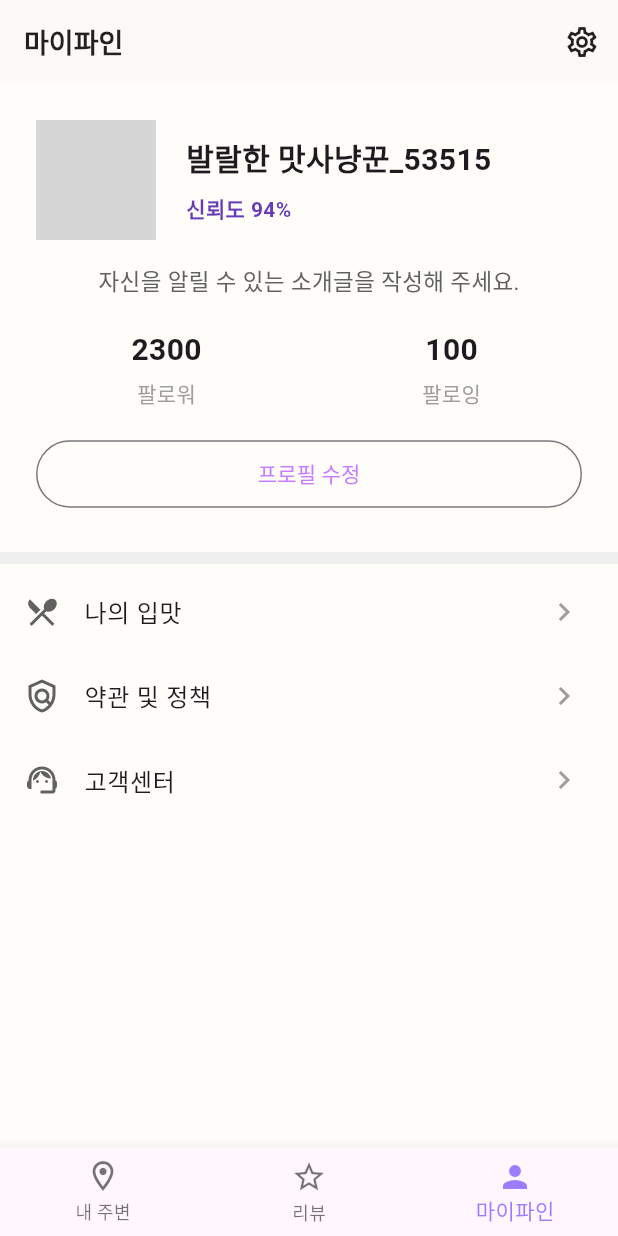
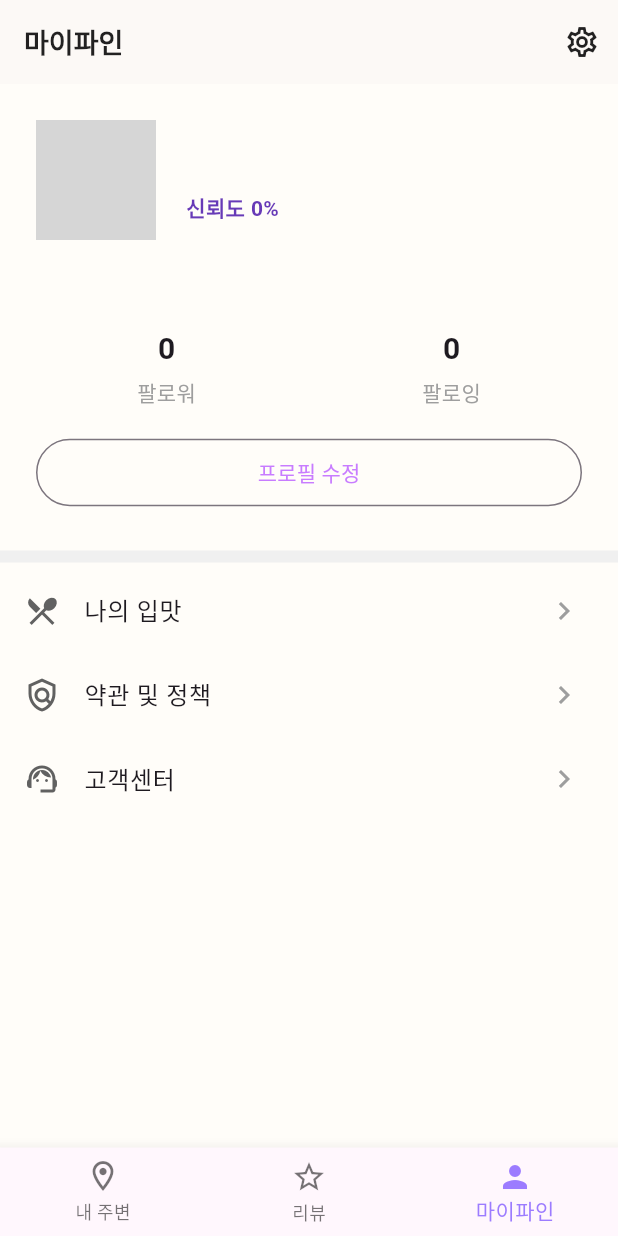
Before and after one commit to DongBaBaDa/needsfine_app, a Flutter app: the screen it shows once a user with an empty profile is signed in, item 3 of the bottom bar chosen, on a phone screen of 412 x 824 dp. Run offline on Flutter 3.47's test engine with Material 3 defaults, Android fonts, the phone set to English and light mode, and no system bars; our stand-ins replace carousel_slider, geolocator, image_picker, permission_handler, scrollable_positioned_list, shared_preferences and 1 more; missing offline and left inert: flutter_naver_map, unorm_dart; accounts and stored records are empty; network calls fail; Roboto replaces fonts that are missing (NotoSansKR); statements that could not run were skipped; grey boxes are pictures that could not be loaded.

Commit message:
2025년 12월31일 01시 02분 니즈파인 운영자 아이디 구현완료 but 리뷰 서버?

```diff
--- a/lib/screens/profile_edit_screen.dart
+++ b/lib/screens/profile_edit_screen.dart
@@ -53,7 +53,8 @@ class _ProfileEditScreenState extends State<ProfileEditScreen> {
 
     _nicknameController = TextEditingController(text: _updatedProfile.nickname);
 
-    // [수정] 자기소개란에 실제 텍스트가 들어가지 않도록 처리
+    // [수정] 자기소개란에 힌트 문구가 실제 텍스트로 채워지지 않도록 빈값 처리
+    // DB에서 불러온 값이 힌트 문구와 동일하다면 사용자에게는 빈 칸으로 보여줍니다.
     _introController = TextEditingController(
         text: (_updatedProfile.introduction == '자신을 알릴 수 있는 소개글을 작성해 주세요.')
             ? ""
@@ -78,7 +79,7 @@ class _ProfileEditScreenState extends State<ProfileEditScreen> {
     }
   }
 
-  // DB에서 관리자 권한 확인
+  // DB에서 관리자 권한(is_admin) 확인
   Future<void> _fetchAdminStatus() async {
     final userId = _supabase.auth.currentUser?.id;
     if (userId == null) return;
@@ -106,7 +107,7 @@ class _ProfileEditScreenState extends State<ProfileEditScreen> {
     final nickname = _nicknameController.text.trim();
     if (nickname.isEmpty) return;
 
-    // [수정] 운영자가 아닌데 '니즈파인' 포함 시 사용 불가 처리
+    // [수정] 운영자 권한이 없는데 '니즈파인' 포함 시 사용 불가 처리 및 문구 수정
     if (nickname.contains('니즈파인') && !_isAdminInDB) {
       ScaffoldMessenger.of(context).showSnackBar(
         const SnackBar(content: Text("해당 닉네임은 사용할 수 없습니다.")),
@@ -181,7 +182,7 @@ class _ProfileEditScreenState extends State<ProfileEditScreen> {
         newImageUrl = await _uploadProfileImage();
       }
 
-      // [핵심] upsert를 사용하여 데이터가 없으면 생성, 있으면 수정
+      // [핵심] upsert를 사용하여 데이터가 없으면 새로 생성, 있으면 수정
       await _supabase.from('profiles').upsert({
         'id': userId,
         'email': email,
@@ -189,6 +190,7 @@ class _ProfileEditScreenState extends State<ProfileEditScreen> {
         'introduction': _introController.text.trim(),
         'activity_zone': '$_selectedSido $_selectedSigungu',
         if (newImageUrl != null) 'profile_image_url': newImageUrl,
+        // 관리자 권한은 DB 대시보드에서 직접 수정하는 것이 안전하므로 여기서 업데이트하지 않음
       });
 
       if (mounted) {
@@ -307,7 +309,7 @@ class _ProfileEditScreenState extends State<ProfileEditScreen> {
             maxLength: 35,
             maxLines: 3,
             decoration: const InputDecoration(
-              hintText: '자신을 알릴 수 있는 소개글을 작성해 주세요.', // [수정] 힌트로만 존재하도록 설정
+              hintText: '자신을 알릴 수 있는 소개글을 작성해 주세요.', // [유지] 힌트로만 존재
               border: OutlineInputBorder(),
             ),
           ),
--- a/lib/screens/user_mypage_screen.dart
+++ b/lib/screens/user_mypage_screen.dart
@@ -1,4 +1,5 @@
 import 'package:flutter/material.dart';
+import 'package:supabase_flutter/supabase_flutter.dart'; // [추가]
 import '../models/user_model.dart';
 import 'profile_edit_screen.dart';
 import 'info_edit_screen.dart';
@@ -13,34 +14,63 @@ class UserMyPageScreen extends StatefulWidget {
 }
 
 class _UserMyPageScreenState extends State<UserMyPageScreen> {
-  late UserProfile _userProfile;
+  final _supabase = Supabase.instance.client; // [추가]
+  UserProfile? _userProfile; // [수정] 초기값 null로 설정
+  bool _isLoading = true; // [추가] 로딩 상태
 
   @override
   void initState() {
     super.initState();
-    _userProfile = UserProfile(
-      nickname: "발랄한 맛사냥꾼_53515",
-      introduction: "자신을 알릴 수 있는 소개글을 작성해 주세요.",
-      activityZone: "활동 지역을 자유롭게 입력해주세요.",
-      reliability: 94,
-      followerCount: 2300,
-      followingCount: 100,
-    );
+    _fetchUserProfile(); // [추가] 시작 시 서버 데이터 로드
+  }
+
+  // [추가] 서버에서 프로필 정보를 가져오는 함수
+  Future<void> _fetchUserProfile() async {
+    setState(() => _isLoading = true);
+    final userId = _supabase.auth.currentUser?.id;
+    if (userId == null) return;
+
+    try {
+      final data = await _supabase
+          .from('profiles')
+          .select()
+          .eq('id', userId)
+          .maybeSingle();
+
+      if (data != null && mounted) {
+        setState(() {
+          _userProfile = UserProfile(
+            nickname: data['nickname'] ?? "이름 없음",
+            introduction: data['introduction'] ?? "자신을 알릴 수 있는 소개글을 작성해 주세요.",
+            activityZone: data['activity_zone'] ?? "활동 지역 미설정",
+            profileImageUrl: data['profile_image_url'] ?? "",
+            reliability: data['reliability'] ?? 0,
+            followerCount: data['follower_count'] ?? 0,
+            followingCount: data['following_count'] ?? 0,
+            // isAdmin 등 필요한 필드 추가 가능
+          );
+        });
+      }
+    } catch (e) {
+      debugPrint("프로필 로드 에러: $e");
+    } finally {
+      if (mounted) setState(() => _isLoading = false);
+    }
   }
 
   Future<void> _navigateAndEditProfile() async {
-    final updatedProfile = await Navigator.push(
+    if (_userProfile == null) return;
+
+    // 수정 화면으로 이동하고 결과를 기다림
+    await Navigator.push(
       context,
       MaterialPageRoute(
-        builder: (context) => ProfileEditScreen(userProfile: _userProfile),
+        builder: (context) => ProfileEditScreen(userProfile: _userProfile!),
       ),
     );
 
-    if (updatedProfile != null && updatedProfile is UserProfile) {
-      setState(() {
-        _userProfile = updatedProfile;
-      });
-    }
+    // 수정 완료 후 돌아오면 서버 데이터를 다시 불러와서 화면 갱신
+    _fetchUserProfile();
   }
 
   void _navigateToFollowList() {
@@ -53,6 +83,10 @@ class _UserMyPageScreenState extends State<UserMyPageScreen> {
 
   @override
   Widget build(BuildContext context) {
+    // 로딩 중이거나 데이터가 없을 때의 처리
+    if (_isLoading) return const Scaffold(body: Center(child: CircularProgressIndicator()));
+    if (_userProfile == null) return const Scaffold(body: Center(child: Text("사용자 정보를 찾을 수 없습니다.")));
+
     return Scaffold(
       appBar: AppBar(
         title: const Text("마이파인"),
@@ -74,12 +108,12 @@ class _UserMyPageScreenState extends State<UserMyPageScreen> {
 
   Widget _buildProfileHeader(BuildContext context) {
     ImageProvider<Object> profileImage;
-    if (_userProfile.imageFile != null) {
-      profileImage = FileImage(_userProfile.imageFile!);
-    } else if (_userProfile.profileImageUrl.isNotEmpty) {
-      profileImage = NetworkImage(_userProfile.profileImageUrl);
+    if (_userProfile!.imageFile != null) {
+      profileImage = FileImage(_userProfile!.imageFile!);
+    } else if (_userProfile!.profileImageUrl.isNotEmpty) {
+      profileImage = NetworkImage(_userProfile!.profileImageUrl);
     } else {
-      profileImage = const AssetImage('assets/images/default_profile.png'); // 기본 이미지 경로 (추가 필요)
+      profileImage = const AssetImage('assets/images/default_profile.png');
     }
 
     return Padding(
@@ -94,30 +128,31 @@ class _UserMyPageScreenState extends State<UserMyPageScreen> {
                 child: Column(
                   crossAxisAlignment: CrossAxisAlignment.start,
                   children: [
-                    Text(_userProfile.nickname, style: const TextStyle(fontSize: 20, fontWeight: FontWeight.bold)),
+                    Text(_userProfile!.nickname, style: const TextStyle(fontSize: 20, fontWeight: FontWeight.bold)),
                     const SizedBox(height: 8),
-                     Row(children: [
-                        Text("신뢰도 ${_userProfile.reliability}%", style: TextStyle(color: Colors.deepPurple, fontWeight: FontWeight.bold)),
-                     ]),
+                    Row(children: [
+                      Text("신뢰도 ${_userProfile!.reliability}%", style: const TextStyle(color: Colors.deepPurple, fontWeight: FontWeight.bold)),
+                    ]),
                   ],
                 ),
               ),
             ],
           ),
           const SizedBox(height: 16),
-          Text(_userProfile.introduction, style: TextStyle(color: Colors.grey[700], fontSize: 15)),
+          // 자기소개 표시
+          Text(_userProfile!.introduction, style: TextStyle(color: Colors.grey[700], fontSize: 15)),
           const SizedBox(height: 20),
           Row(
             children: [
-              Expanded(child: _buildInfoBox(title: "팔로워", value: "${_userProfile.followerCount}", onTap: _navigateToFollowList)),
+              Expanded(child: _buildInfoBox(title: "팔로워", value: "${_userProfile!.followerCount}", onTap: _navigateToFollowList)),
               const SizedBox(width: 16),
-              Expanded(child: _buildInfoBox(title: "팔로잉", value: "${_userProfile.followingCount}", onTap: _navigateToFollowList)),
+              Expanded(child: _buildInfoBox(title: "팔로잉", value: "${_userProfile!.followingCount}", onTap: _navigateToFollowList)),
             ],
           ),
           const SizedBox(height: 20),
           SizedBox(
             width: double.infinity,
-            child: OutlinedButton(onPressed: _navigateAndEditProfile, child: const Text("프로필 수정"), style: OutlinedButton.styleFrom(padding: const EdgeInsets.symmetric(vertical: 12))),
+            child: OutlinedButton(onPressed: _navigateAndEditProfile, style: OutlinedButton.styleFrom(padding: const EdgeInsets.symmetric(vertical: 12)), child: const Text("프로필 수정")),
           )
         ],
       ),
```
Also changed, not shown: 1 other file.
